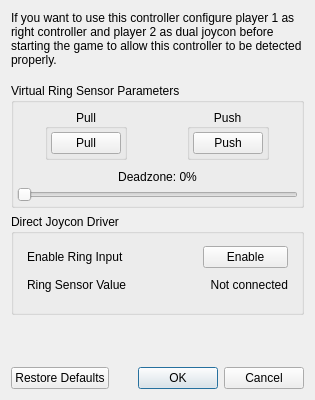
Before: the Qt Designer form src/yuzu/configuration/configure_ringcon.ui in rorrim-rorrim/eden-alt, drawn with Qt 5.
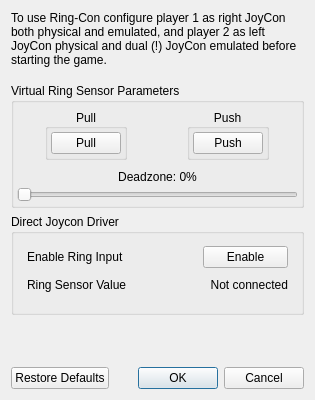
After: the same form once the commit is applied.

Commit message:
Clarify Ring-Con configuration message in UI
Not obvious how left controller should be set up
Mention that it should be left physical dual emulated

What changed in the file:
```diff
--- a/src/yuzu/configuration/configure_ringcon.ui
+++ b/src/yuzu/configuration/configure_ringcon.ui
@@ -23,7 +23,7 @@
       </size>
      </property>
      <property name="text">
-      <string>If you want to use this controller configure player 1 as right controller and player 2 as dual joycon before starting the game to allow this controller to be detected properly.</string>
+      <string>To use Ring-Con configure player 1 as right JoyCon both physical and emulated, and player 2 as left JoyCon physical and dual (!) JoyCon emulated before starting the game.</string>
      </property>
      <property name="wordWrap">
       <bool>true</bool>
```
